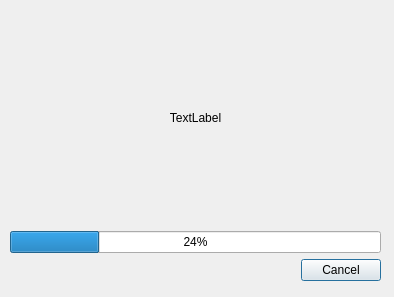
Old version of the form tfm/paste_dialog.ui in the repository tmahlburg/tfm.
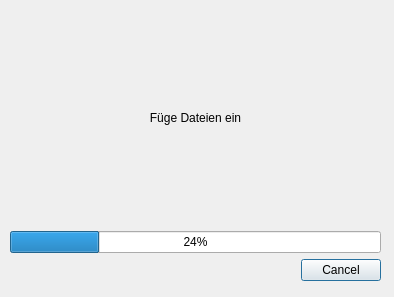
New version of the form.

Commit message: current progress on paste dialog before starting to try using QProgressBar

```diff
--- a/tfm/paste_dialog.ui
+++ b/tfm/paste_dialog.ui
@@ -16,7 +16,7 @@
   <property name="locale">
    <locale language="English" country="UnitedStates"/>
   </property>
-  <widget class="QWidget" name="">
+  <widget class="QWidget" name="layoutWidget">
    <property name="geometry">
     <rect>
      <x>10</x>
@@ -29,7 +29,7 @@
     <item>
      <widget class="QLabel" name="label">
       <property name="text">
-       <string>TextLabel</string>
+       <string>Füge Dateien ein</string>
       </property>
       <property name="alignment">
        <set>Qt::AlignCenter</set>
```
The commit also changes 5 other files.
